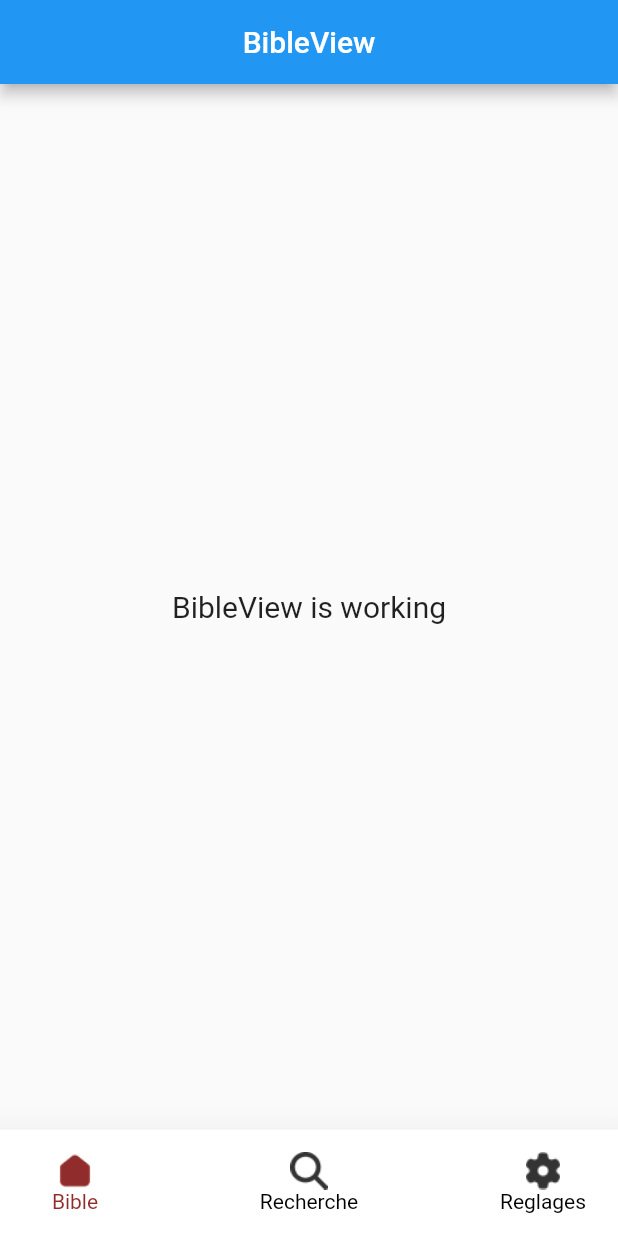
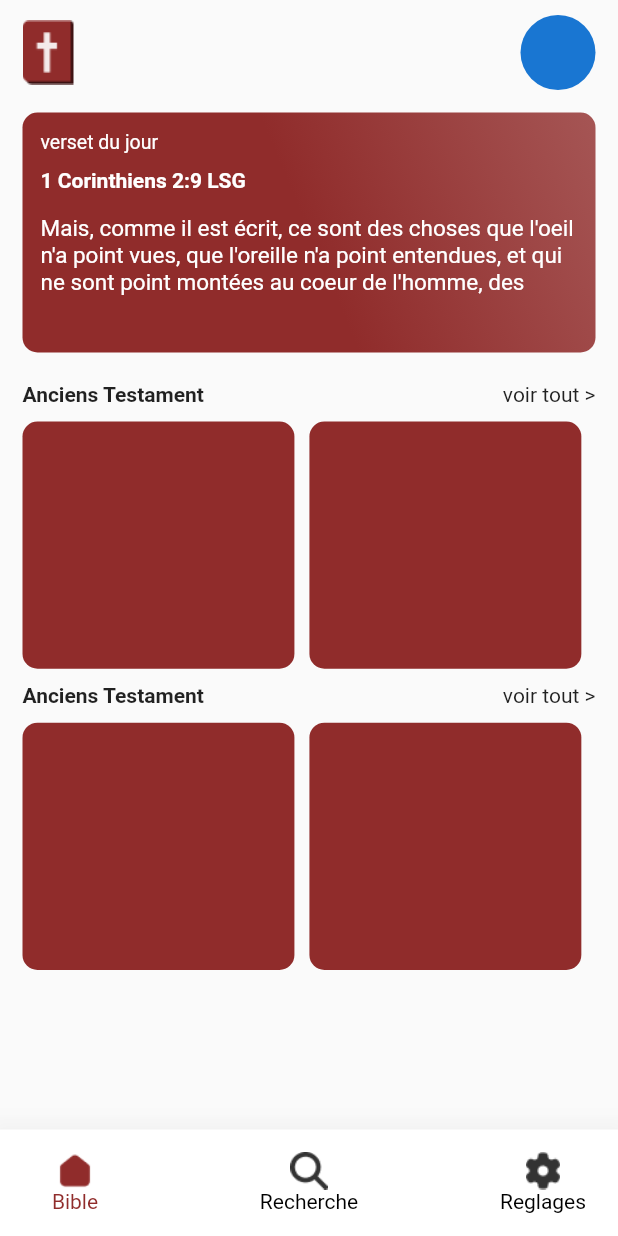
Before and after one commit to mooosmad/piousbible, a Flutter app: the screen it shows after launch, on a phone screen of 412 x 824 dp. Run offline on Flutter 3.47's test engine with Material 2 defaults, Android fonts, the phone set to English and light mode, and no system bars; drawn by our look-alikes of zoom_tap_animation; our stand-ins replace get.

Commit message:
add some element on bibleview

```diff
--- a/lib/app/modules/bible/views/bible_view.dart
+++ b/lib/app/modules/bible/views/bible_view.dart
@@ -1,6 +1,7 @@
 import 'package:flutter/material.dart';
 
 import 'package:get/get.dart';
+import 'package:pioubible/app/utils/constant/constant_colors.dart';
 
 import '../controllers/bible_controller.dart';
 
@@ -9,16 +10,106 @@ class BibleView extends GetView<BibleController> {
   @override
   Widget build(BuildContext context) {
     return Scaffold(
-      appBar: AppBar(
-        title: const Text('BibleView'),
-        centerTitle: true,
-      ),
-      body: const Center(
-        child: Text(
-          'BibleView is working',
-          style: TextStyle(fontSize: 20),
+        body: SafeArea(
+      child: Container(
+        padding: const EdgeInsets.symmetric(horizontal: 15),
+        child: Column(
+          children: [
+            const SizedBox(height: 10),
+            Row(
+              mainAxisAlignment: MainAxisAlignment.spaceBetween,
+              children: [
+                Image.asset("assets/logo_red.png"),
+                CircleAvatar(
+                  radius: 25,
+                  child: Container(),
+                )
+              ],
+            ),
+            const SizedBox(height: 15),
+            Container(
+              padding: const EdgeInsets.all(12),
+              height: 160,
+              width: Get.width * 1.5,
+              decoration: BoxDecoration(
+                // color: ConstantColors.redColor,
+                borderRadius: BorderRadius.circular(10),
+                gradient: LinearGradient(
+                  begin: Alignment.topRight,
+                  end: Alignment.center,
+                  colors: [
+                    ConstantColors.redColor.withOpacity(0.8),
+                    ConstantColors.redColor
+                  ],
+                ),
+              ),
+              child: const Column(
+                crossAxisAlignment: CrossAxisAlignment.start,
+                children: [
+                  Text("verset du jour",
+                      style: TextStyle(color: Colors.white, fontSize: 13)),
+                  SizedBox(height: 10),
+                  Text("1 Corinthiens 2:9 LSG",
+                      style: TextStyle(
+                          color: Colors.white, fontWeight: FontWeight.bold)),
+                  SizedBox(height: 15),
+                  Text(
+                      "Mais, comme il est écrit, ce sont des choses que l'oeil n'a point vues, que l'oreille n'a point entendues, et qui ne sont point montées au coeur de l'homme, des",
+                      style: TextStyle(color: Colors.white, fontSize: 15)),
+                ],
+              ),
+            ),
+            const SizedBox(height: 10),
+            SizedBox(
+              height: Get.height * 0.5125,
+              child: ListView.builder(
+                  shrinkWrap: true,
+                  itemCount: 2,
+                  itemBuilder: (context, index) {
+                    return Column(
+                      children: [
+                        const SizedBox(height: 10),
+                        const Row(
+                          mainAxisAlignment: MainAxisAlignment.spaceBetween,
+                          children: [
+                            Text(
+                              "Anciens Testament",
+                              style: TextStyle(
+                                fontWeight: FontWeight.bold,
+                              ),
+                            ),
+                            Text("voir tout >"),
+                          ],
+                        ),
+                        const SizedBox(height: 10),
+                        Row(
+                          children: [
+                            Container(
+                              height: Get.height * 0.20,
+                              width: Get.width * 0.44,
+                              decoration: BoxDecoration(
+                                color: ConstantColors.redColor,
+                                borderRadius: BorderRadius.circular(10),
+                              ),
+                            ),
+                            const SizedBox(width: 10),
+                            Container(
+                              height: Get.height * 0.20,
+                              width: Get.width * 0.44,
+                              decoration: BoxDecoration(
+                                color: ConstantColors.redColor,
+                                borderRadius: BorderRadius.circular(10),
+                              ),
+                            ),
+                          ],
+                        )
+                      ],
+                    );
+                  }),
+            )
+          ],
         ),
       ),
-    );
+    ));
   }
 }
```
Also changed, not shown: assets/logo_red.png (added).
